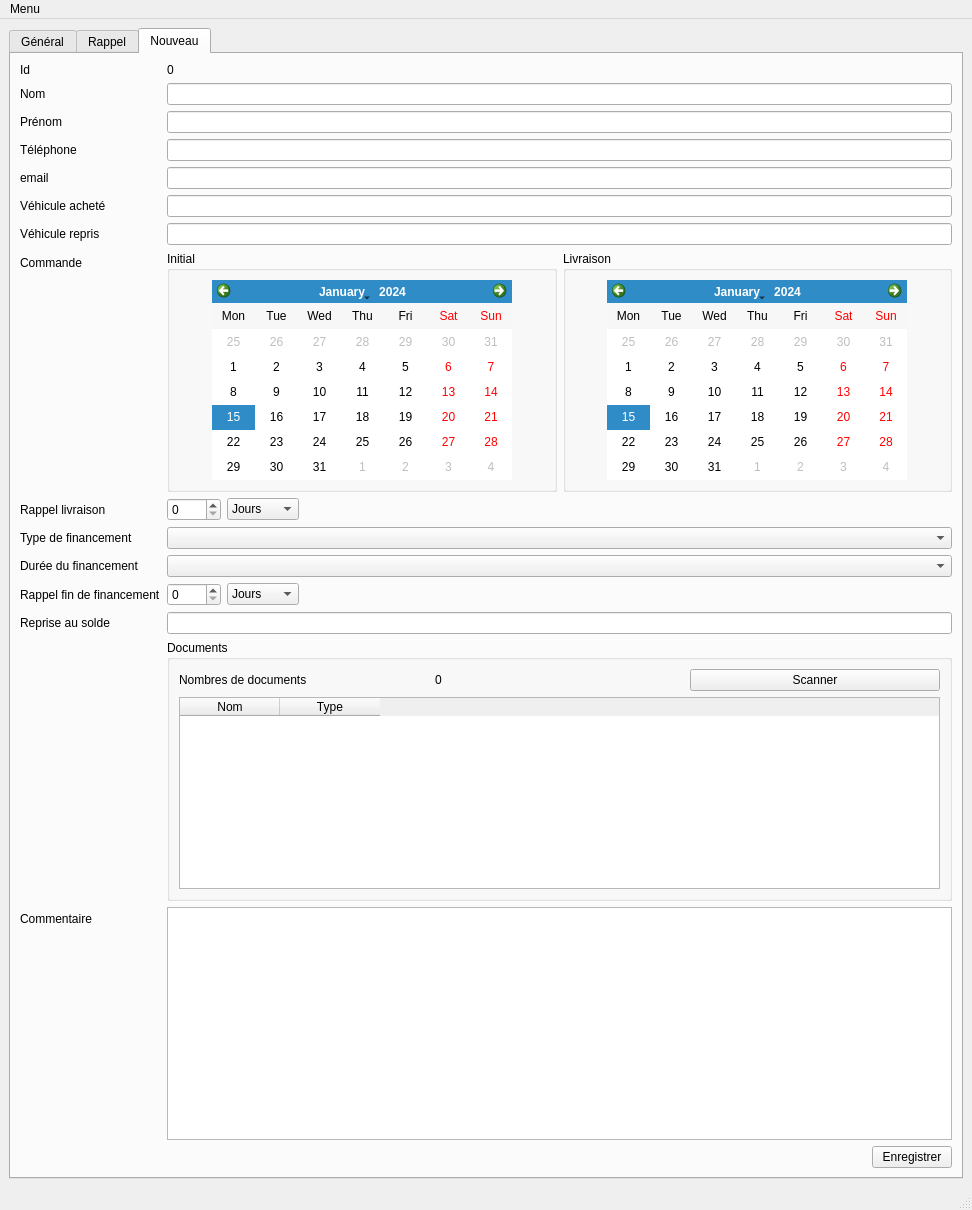
This is mainwindow.ui in firedream89/customer-database as Qt 5 draws it before an edit. The edited form follows.
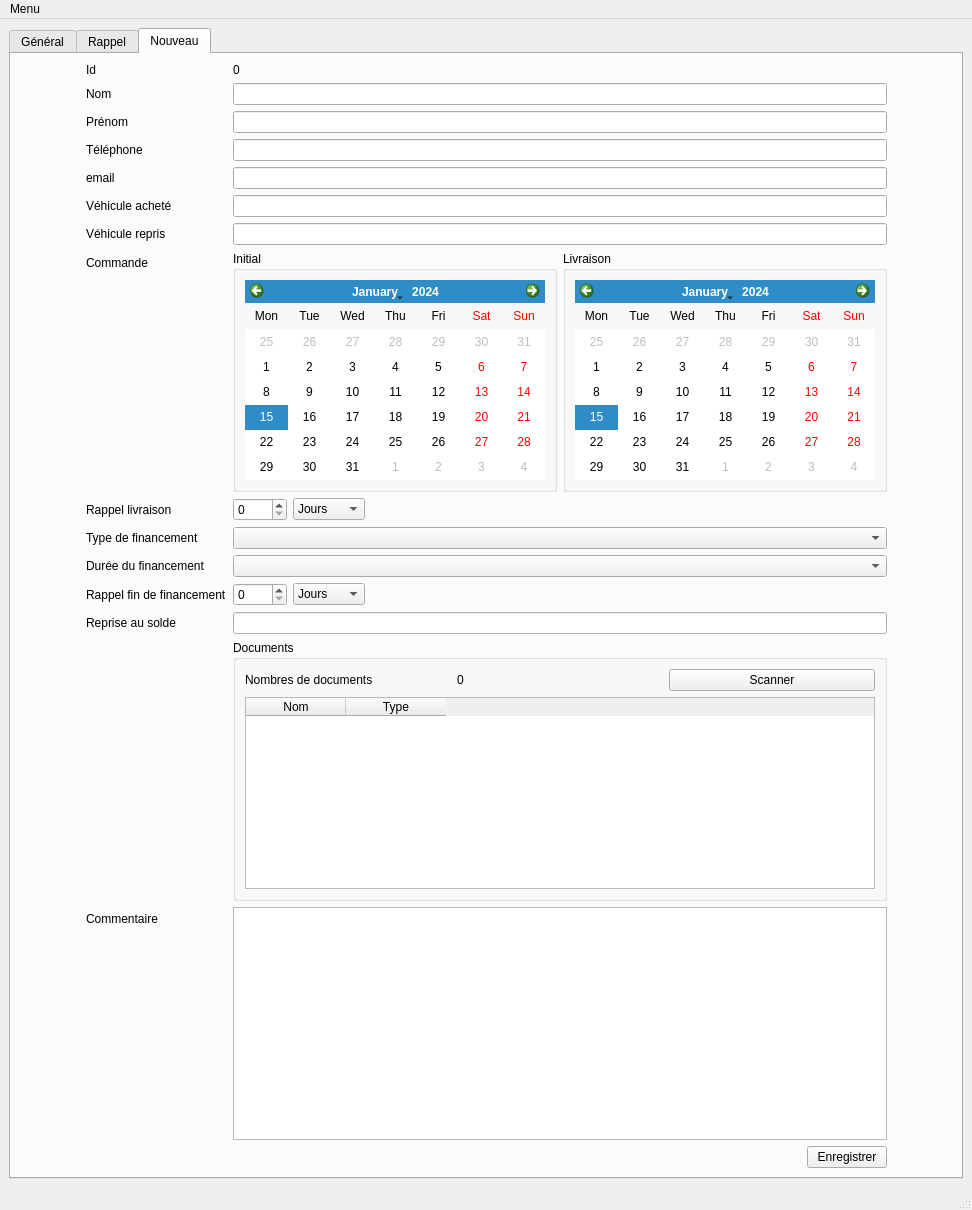
This is the edited form. The open tabs and pages were chosen to show the change.

Commit message: UI : Centrage du formulaire client en mode agrandis

Diff of the .ui file:
```diff
--- a/mainwindow.ui
+++ b/mainwindow.ui
@@ -156,14 +156,14 @@
         <string>Nouveau</string>
        </attribute>
        <layout class="QGridLayout" name="gridLayout_4">
-        <item row="1" column="1">
+        <item row="1" column="2">
          <widget class="QPushButton" name="newBt">
           <property name="text">
            <string>Enregistrer</string>
           </property>
          </widget>
         </item>
-        <item row="1" column="0">
+        <item row="1" column="1">
          <spacer name="horizontalSpacer">
           <property name="orientation">
            <enum>Qt::Horizontal</enum>
@@ -176,7 +176,20 @@
           </property>
          </spacer>
         </item>
-        <item row="0" column="0" colspan="2">
+        <item row="0" column="3">
+         <spacer name="horizontalSpacer_5">
+          <property name="orientation">
+           <enum>Qt::Horizontal</enum>
+          </property>
+          <property name="sizeHint" stdset="0">
+           <size>
+            <width>40</width>
+            <height>20</height>
+           </size>
+          </property>
+         </spacer>
+        </item>
+        <item row="0" column="1" colspan="2">
          <layout class="QFormLayout" name="formLayout">
           <item row="0" column="0">
            <widget class="QLabel" name="label_13">
@@ -533,6 +546,19 @@
           </item>
          </layout>
         </item>
+        <item row="0" column="0">
+         <spacer name="horizontalSpacer_6">
+          <property name="orientation">
+           <enum>Qt::Horizontal</enum>
+          </property>
+          <property name="sizeHint" stdset="0">
+           <size>
+            <width>40</width>
+            <height>20</height>
+           </size>
+          </property>
+         </spacer>
+        </item>
        </layout>
       </widget>
      </widget>
```
Left out of the diff: 2 changed lines with no effect on the pictures.
